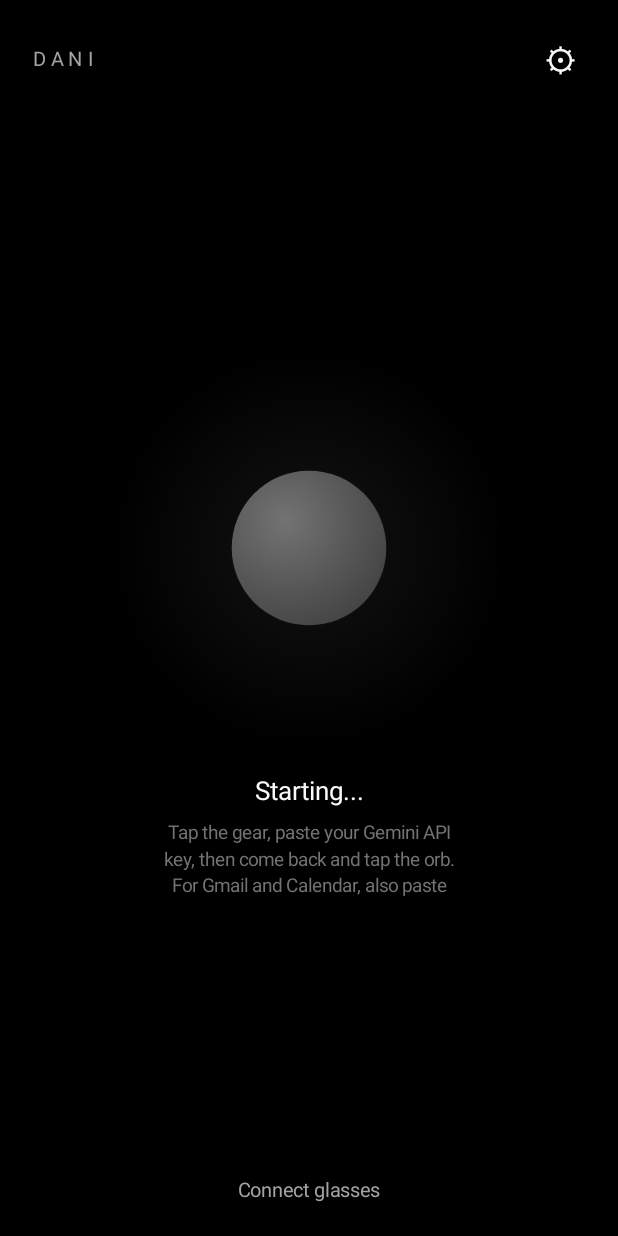
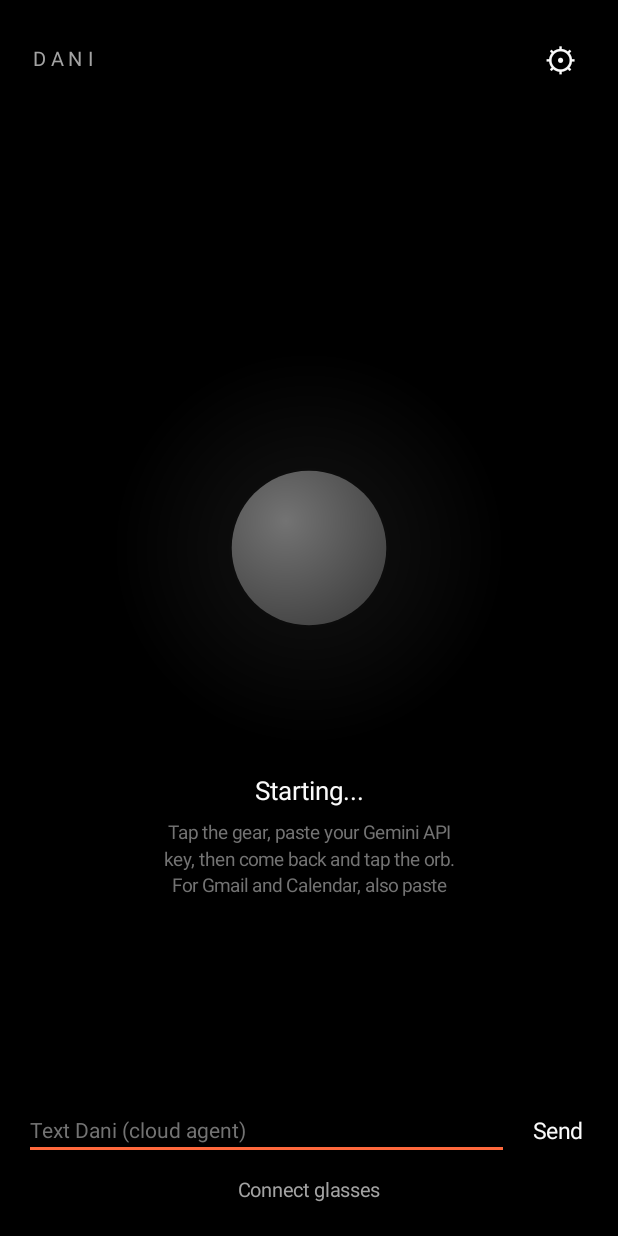
Before and after one commit to Dan-Labs-Agi/Dexi-on-fon, an Android app: the screen it shows after launch (MainActivity), on a phone screen of 412 x 824 dp. Run offline under Robolectric (Android 15) with nearby library versions, the phone set to English and light mode, and no system bars; 2 statements that could not run were skipped.

Commit message:
Cloud agent chat: text Dani from the app, same shared conversation as Telegram

```diff
--- a/app/build.gradle.kts
+++ b/app/build.gradle.kts
@@ -11,8 +11,8 @@ android {
         applicationId = "com.danny.glasses"
         minSdk = 31          // Android 12+: the new Bluetooth permissions
         targetSdk = 34
-        versionCode = 9
-        versionName = "0.2.7"
+        versionCode = 10
+        versionName = "0.2.8"
     }
 
     buildTypes {
--- a/app/src/main/java/com/danny/glasses/MainActivity.kt
+++ b/app/src/main/java/com/danny/glasses/MainActivity.kt
@@ -33,6 +33,9 @@ class MainActivity : Activity(), DaniService.Ui {
     private lateinit var status: TextView
     private lateinit var hint: TextView
     private lateinit var glassesRow: TextView
+    private lateinit var agentInput: android.widget.EditText
+    private lateinit var agentReply: TextView
+    private val backendTools by lazy { BackendTools(this, { }) }
 
     private val connection = object : ServiceConnection {
         override fun onServiceConnected(name: ComponentName?, binder: IBinder?) {
@@ -139,20 +142,66 @@ class MainActivity : Activity(), DaniService.Ui {
             android.view.ViewGroup.LayoutParams.WRAP_CONTENT, android.view.ViewGroup.LayoutParams.WRAP_CONTENT,
             Gravity.CENTER))
 
-        // Bottom row: glasses connection, on request only
+        // Bottom column: cloud-agent chat, then glasses connection
+        val bottom = LinearLayout(this).apply {
+            orientation = LinearLayout.VERTICAL
+            setPadding(dp(16), 0, dp(16), 0)
+        }
+        agentReply = TextView(this).apply {
+            textSize = 13.5f
+            setTextColor(WHITE)
+            gravity = Gravity.CENTER
+            setPadding(dp(8), 0, dp(8), dp(6))
+            visibility = View.GONE
+        }
+        bottom.addView(agentReply)
+        val chatRow = LinearLayout(this).apply {
+            orientation = LinearLayout.HORIZONTAL
+            gravity = Gravity.CENTER_VERTICAL
+        }
+        agentInput = android.widget.EditText(this).apply {
+            this.hint = "Text Dani (cloud agent)"
+            textSize = 14f
+            setHintTextColor(DIM)
+            setTextColor(WHITE)
+            setSingleLine(true)
+        }
+        chatRow.addView(agentInput, LinearLayout.LayoutParams(0, android.view.ViewGroup.LayoutParams.WRAP_CONTENT, 1f))
+        chatRow.addView(TextView(this).apply {
+            text = "Send"
+            textSize = 15f
+            setTextColor(WHITE)
+            setPadding(dp(16), dp(10), dp(8), dp(10))
+            setOnClickListener { sendAgent() }
+        })
+        bottom.addView(chatRow)
         glassesRow = TextView(this).apply {
             textSize = 13f
             setTextColor(GRAY)
             gravity = Gravity.CENTER
-            setPadding(dp(16), dp(14), dp(16), dp(22))
+            setPadding(dp(16), dp(10), dp(16), dp(22))
             setOnClickListener { toggleConnect() }
         }
-        root.addView(glassesRow, FrameLayout.LayoutParams(
+        bottom.addView(glassesRow)
+        root.addView(bottom, FrameLayout.LayoutParams(
             android.view.ViewGroup.LayoutParams.MATCH_PARENT, android.view.ViewGroup.LayoutParams.WRAP_CONTENT,
             Gravity.BOTTOM))
 
         setContentView(root)
         onStateChanged()
+    }
+
+    private fun sendAgent() {
+        val text = agentInput.text.toString().trim()
+        if (text.isEmpty()) return
+        agentInput.text.clear()
+        agentReply.visibility = View.VISIBLE
+        agentReply.text = "…"
+        Thread {
+            val r = backendTools.agentChat(text)
+            val out = r.optString("result").ifBlank { r.optString("error").ifBlank { "(no reply)" } }
+            main.post { agentReply.text = out }
+        }.start()
     }
 
     // ---------------- state ----------------
```
Also changed, not shown: app/src/main/java/com/danny/glasses/BackendTools.kt (+35 -0 lines).
